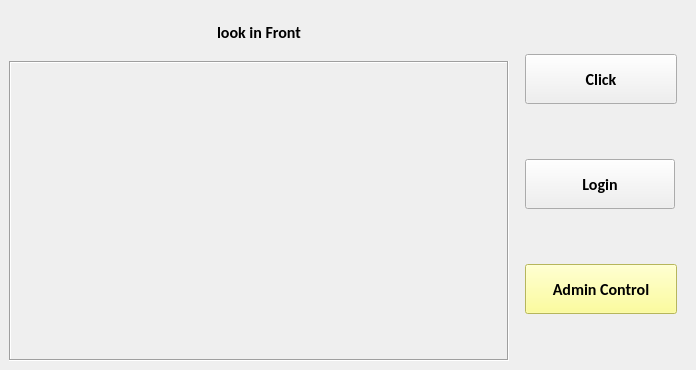
First picture: the form in login/ScreenMain.ui, repository tusharNova/Attendance-System, before the edit.
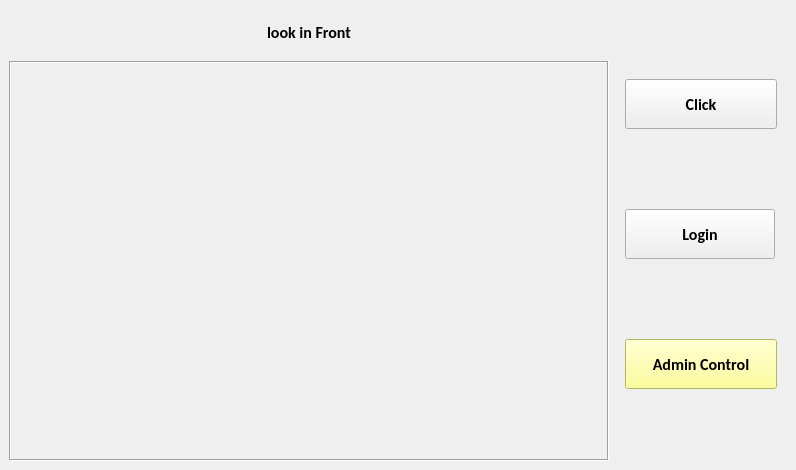
Second picture: the form after the edit.

The edit to the form file:
```diff
--- a/login/ScreenMain.ui
+++ b/login/ScreenMain.ui
@@ -6,8 +6,8 @@
    <rect>
     <x>0</x>
     <y>0</y>
-    <width>696</width>
-    <height>370</height>
+    <width>796</width>
+    <height>470</height>
    </rect>
   </property>
   <property name="font">
@@ -39,8 +39,8 @@
        <widget class="QLabel" name="labelVideo">
         <property name="minimumSize">
          <size>
-          <width>500</width>
-          <height>300</height>
+          <width>600</width>
+          <height>400</height>
          </size>
         </property>
         <property name="frameShape">
@@ -113,6 +113,7 @@
         </property>
         <property name="font">
          <font>
+          <family>Calibri</family>
           <pointsize>12</pointsize>
           <weight>75</weight>
           <bold>true</bold>
@@ -136,6 +137,7 @@
         </property>
         <property name="font">
          <font>
+          <family>Calibri</family>
           <pointsize>12</pointsize>
           <weight>75</weight>
           <bold>true</bold>
```
Left out of the diff: 4 changed lines with no effect on the pictures.
